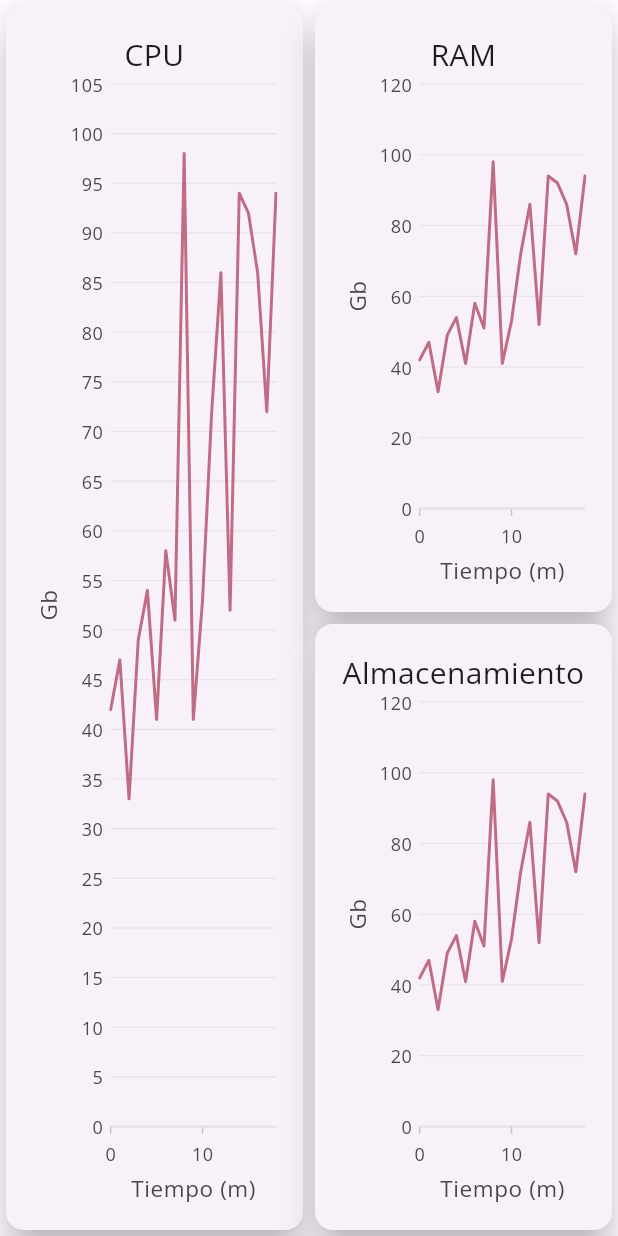
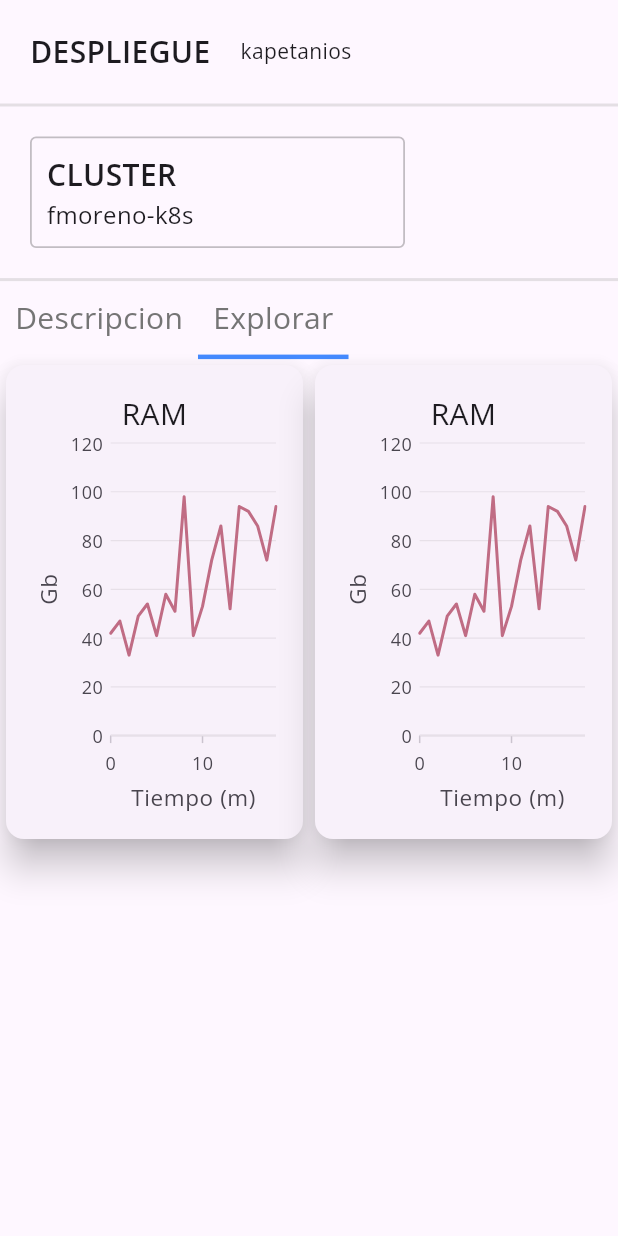
Before and after one commit to kptns/kapetanios, a Flutter app: the Monitor screen opened directly, on a phone screen of 412 x 824 dp. Run offline on Flutter 3.47's test engine with Material 3 defaults, Android fonts, the phone set to English and light mode, and no system bars; our stand-ins replace font_awesome_flutter, google_fonts, syncfusion_flutter_charts.

Commit message:
chore: Avance ventana monitor

```diff
--- a/web-app/kapetanioswebapp_front/lib/main.dart
+++ b/web-app/kapetanioswebapp_front/lib/main.dart
@@ -22,7 +22,7 @@ class MyApp extends StatelessWidget {
         colorScheme: ColorScheme.fromSeed(seedColor: Colors.deepPurple),
         useMaterial3: true,
       ),
-      home: RegistroNuevoMonitor(),
+      home: Monitor(),
     );
   }
 }
--- a/web-app/kapetanioswebapp_front/lib/presentation/screens/formulario.dart
+++ b/web-app/kapetanioswebapp_front/lib/presentation/screens/formulario.dart
@@ -227,7 +227,7 @@ kubectl create secret generic datadog-secret --from-literal \napi-key=5bb1b4ba6f
                                     foregroundColor: Colors.white,
                                     iconColor: Colors.white,
                                     shape: RoundedRectangleBorder(
-                                      borderRadius: BorderRadius.circular(8), // <-- Radius
+                                      borderRadius: BorderRadius.circular(8),
                                     ),
                                   ),
                                   onPressed: () {
@@ -245,7 +245,7 @@ kubectl create secret generic datadog-secret --from-literal \napi-key=5bb1b4ba6f
                                     foregroundColor: Colors.white,
                                     iconColor: Colors.white,
                                     shape: RoundedRectangleBorder(
-                                      borderRadius: BorderRadius.circular(8), // <-- Radius
+                                      borderRadius: BorderRadius.circular(8),
                                     ),
                                   ),
                                   onPressed: () {
--- a/web-app/kapetanioswebapp_front/lib/presentation/screens/monitor.dart
+++ b/web-app/kapetanioswebapp_front/lib/presentation/screens/monitor.dart
@@ -18,26 +18,135 @@ class _MonitorState extends State<Monitor> {
   @override
   Widget build(BuildContext context) {
     return Scaffold(
-      body: Row(
-        mainAxisAlignment: MainAxisAlignment.spaceBetween,
+      body: Container(
+        height: MediaQuery.sizeOf(context).height,
+        width: MediaQuery.sizeOf(context).width,
+        child: Column(
           children: [
             Container(
-            height: MediaQuery.sizeOf(context).height,
-            width: MediaQuery.sizeOf(context).width * .5,
-            child: LineChart(titulo: 'CPU',)
+              padding: EdgeInsets.all(20),
+              decoration: BoxDecoration(
+                border: Border(
+                  bottom: BorderSide(
+                    color: Colors.grey.withAlpha(70),
+                    width: 2
+                  )
+                )
+              ),
+              child:
+              Row(
+                children: [
+                  Text("Despliegue".toUpperCase(), style: TextStyle(
+                    fontSize: 20,
+                    fontWeight: FontWeight.w600
+                  ),),
+                  SizedBox(width: 20,),
+                  Text("kapetanios")
+                ],
+              ),
             ),
             Container(
-            height: MediaQuery.sizeOf(context).height,
-            width: MediaQuery.sizeOf(context).width * .5,
-            child: Column(
+              padding: EdgeInsets.all(20),
+              decoration: BoxDecoration(
+                border: Border(
+                  bottom: BorderSide(
+                    color: Colors.grey.withAlpha(70),
+                    width: 2
+                  )
+                )
+              ),
+              child: Row(
+                children: [
+                  infoLabel("Cluster", "fmoreno-k8s")
+                ],
+              ),
+            ),
+            Container(
+              child: Row(
+                children: [
+                  topMenu("Descripcion", false),
+                  topMenu("Explorar", true),
+                ],
+              ),
+            ),
+            Row(
               children: [
                 Expanded(child: LineChart(titulo: 'RAM',)),
-                Expanded(child: LineChart(titulo: 'Almacenamiento',)),
+                Expanded(child: LineChart(titulo: 'RAM',)),
+              ],
+            )
           ],
         ),
       )
+    );
+  }
+
+  Container infoLabel(String titulo, String texto) {
+    return Container(
+      width: 250,
+      padding: EdgeInsets.all(10),
+      decoration: BoxDecoration(
+        border: Border.all(
+          width: 1.2,
+          color: Colors.black.withAlpha(60),
+        ),
+        borderRadius: BorderRadius.all(
+          Radius.circular(4)
+        )
+      ),
+      child: Column(
+        mainAxisAlignment: MainAxisAlignment.start,
+        crossAxisAlignment: CrossAxisAlignment.start,
+        children: [
+          Text(titulo.toUpperCase(), style: TextStyle(
+            fontSize: 20,
+            fontWeight: FontWeight.w600
+          ),),
+          Text(texto, style: TextStyle(
+            fontSize: 16
+          ),)
         ],
       ),
     );
   }
+
+  Container topMenu(String titulo, bool activo) {
+    return Container(
+      decoration: BoxDecoration(
+        border: Border(
+          bottom: BorderSide(
+            color: activo ? Colors.blueAccent : Colors.transparent,
+            width: 3
+          )
+        )
+      ),
+      padding: EdgeInsets.all(10),
+      child: Text(titulo, style: TextStyle(
+          fontSize: 20,
+          color: Colors.grey[600]
+        ),
+      )
+    );
   }
+}
+
+// Row(
+//         mainAxisAlignment: MainAxisAlignment.spaceBetween,
+//         children: [
+//           Container(
+//             height: MediaQuery.sizeOf(context).height,
+//             width: MediaQuery.sizeOf(context).width * .5,
+//             child: LineChart(titulo: 'CPU',)
+//           ),
+//           Container(
+//             height: MediaQuery.sizeOf(context).height,
+//             width: MediaQuery.sizeOf(context).width * .5,
+//             child: Column(
+//               children: [
+//                 Expanded(child: LineChart(titulo: 'RAM',)),
+//                 Expanded(child: LineChart(titulo: 'Almacenamiento',)),
+//               ],
+//             ),
+//           )
+//         ],
+//       ),
```
Lines whose indentation alone changed are shown as unchanged.
